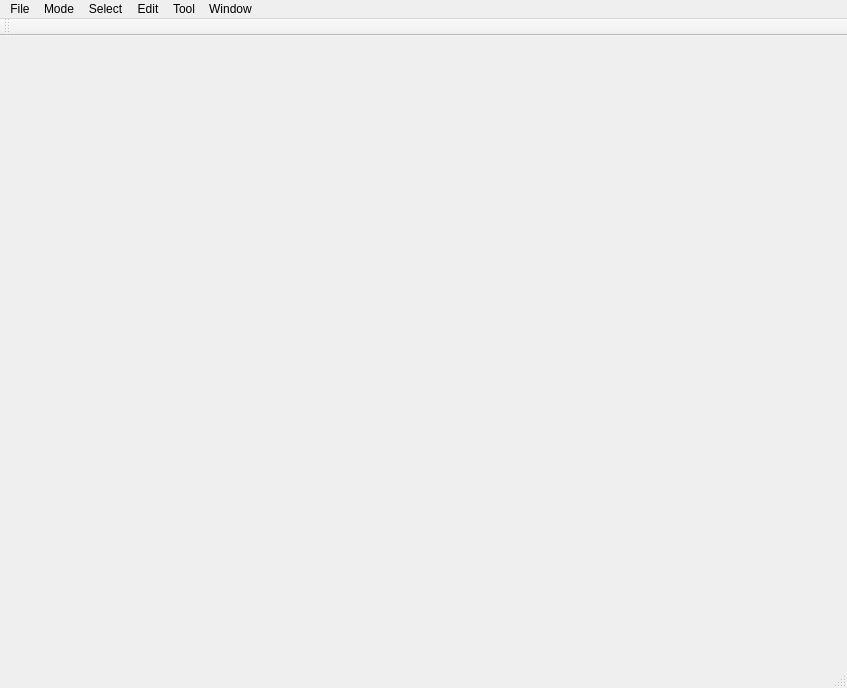
This is GSMEditor/MainWindow.ui in gnishida/GSMEditor as Qt 5 draws it before an edit. The edited form follows.
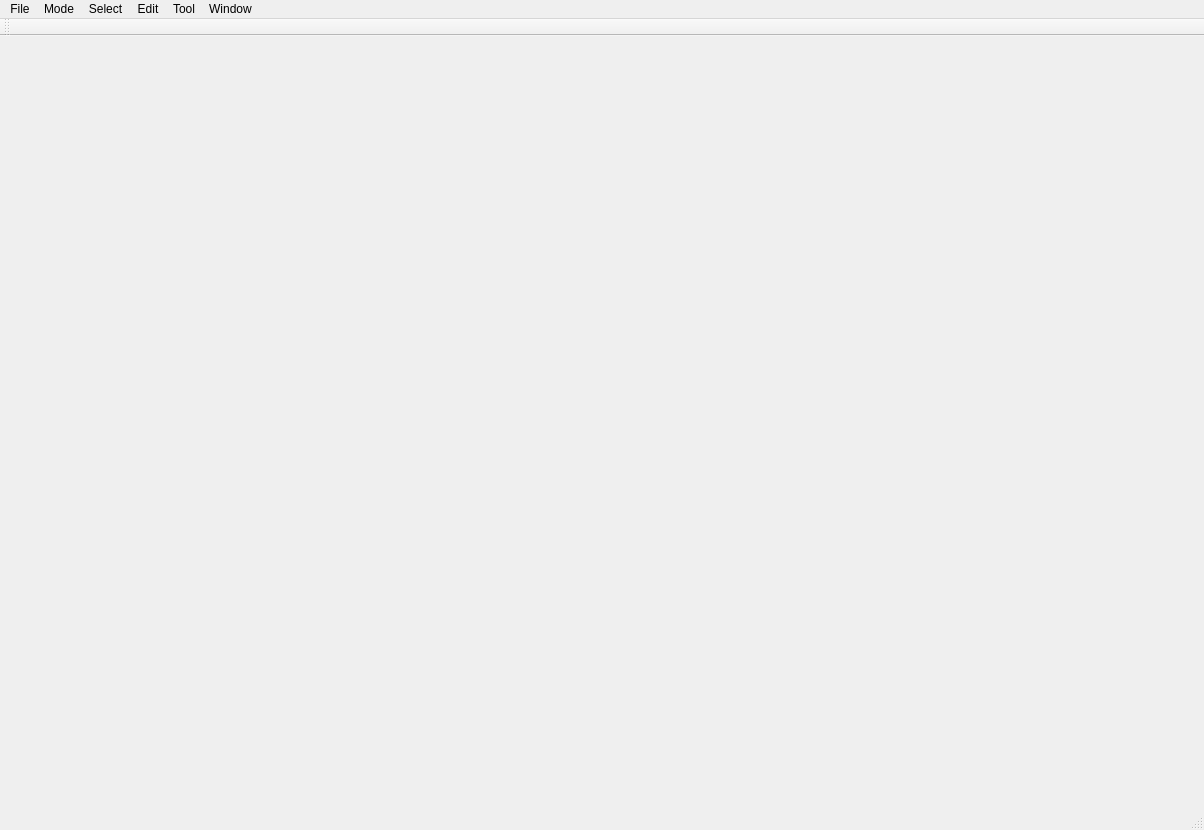
This is the edited form. Icons and pictures are not drawn.

```diff
--- a/GSMEditor/MainWindow.ui
+++ b/GSMEditor/MainWindow.ui
@@ -6,8 +6,8 @@
    <rect>
     <x>0</x>
     <y>0</y>
-    <width>847</width>
-    <height>688</height>
+    <width>1204</width>
+    <height>830</height>
    </rect>
   </property>
   <property name="windowTitle">
@@ -19,7 +19,7 @@
     <rect>
      <x>0</x>
      <y>0</y>
-     <width>847</width>
+     <width>1204</width>
      <height>21</height>
     </rect>
    </property>
```
Left out of the diff: 21 changed lines with no effect on the pictures.
